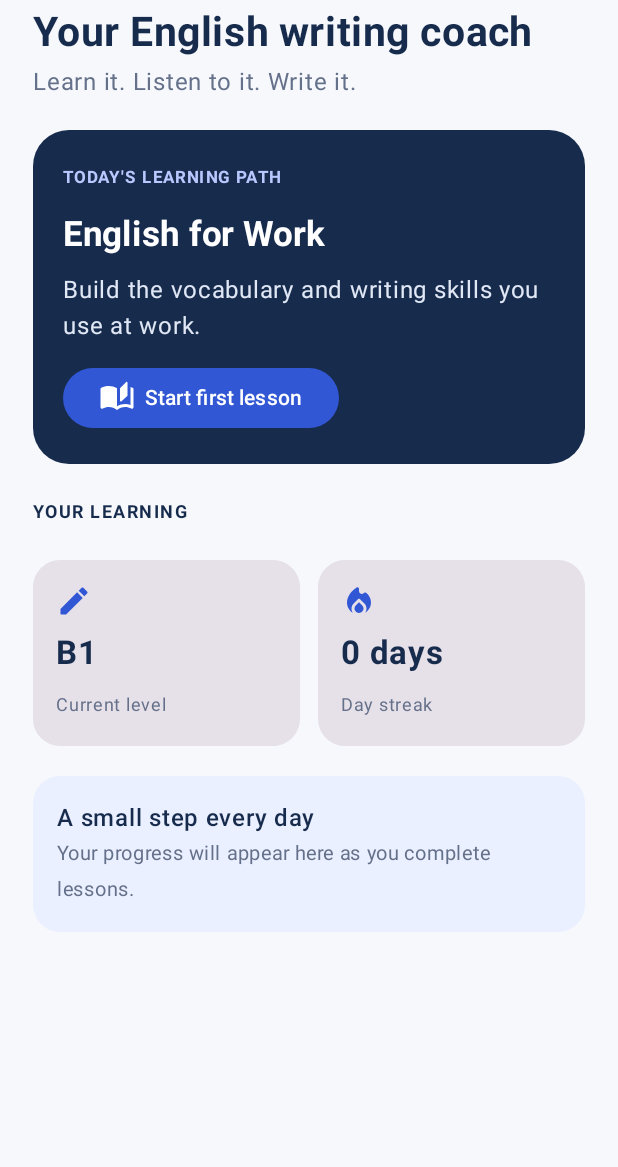
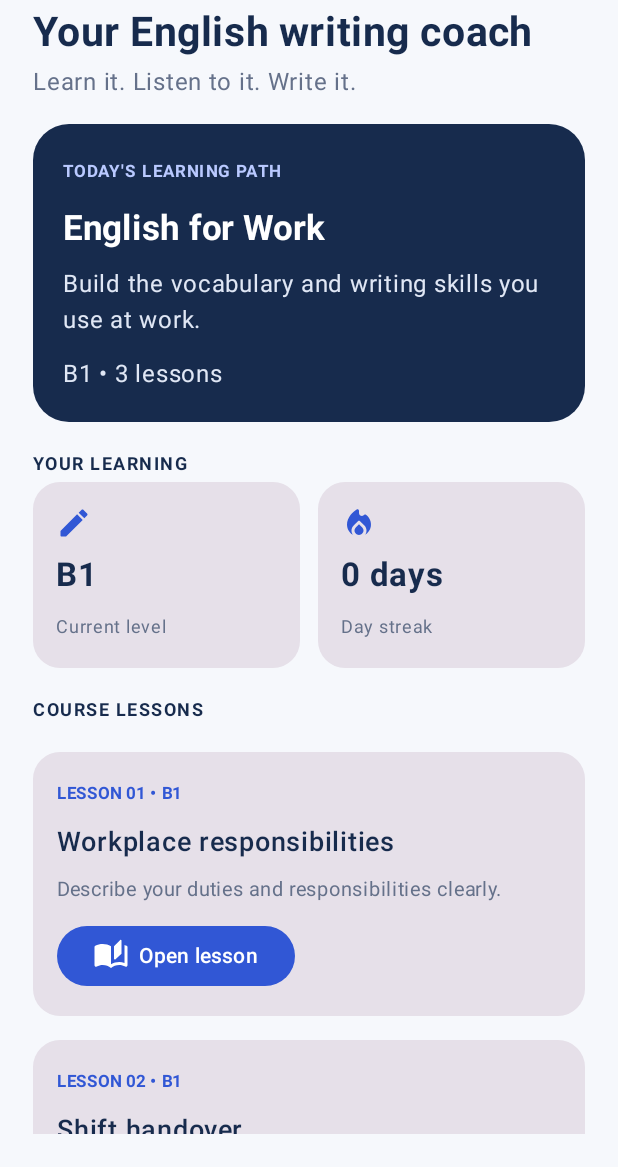
Before and after one commit to alrussihack-cmyk/writeright, an Android app built with Jetpack Compose: the screen it shows after launch (MainActivity), on a phone screen of 412 x 824 dp, the part 69-1236 px from its top. Run offline under Robolectric (Android 15) with nearby library versions, the phone set to English and light mode, and no system bars; our stand-ins replace Room's generated code.

Commit message:
Implement Phase 2 Room database and B1 workplace curriculum

```diff
--- a/app/src/main/java/com/writeright/ai/MainActivity.kt
+++ b/app/src/main/java/com/writeright/ai/MainActivity.kt
@@ -3,19 +3,27 @@ package com.writeright.ai
 import android.os.Bundle
 import androidx.activity.ComponentActivity
 import androidx.activity.compose.setContent
+import androidx.lifecycle.lifecycleScope
 import androidx.compose.material3.Surface
 import androidx.compose.runtime.Composable
 import androidx.navigation.compose.rememberNavController
 import com.writeright.ai.core.design.WriteRightTheme
 import com.writeright.ai.core.navigation.AppNavHost
+import com.writeright.ai.data.AppDatabaseProvider
+import kotlinx.coroutines.Dispatchers
+import kotlinx.coroutines.launch
+import kotlinx.coroutines.withContext
 
 class MainActivity : ComponentActivity() {
     override fun onCreate(savedInstanceState: Bundle?) {
         super.onCreate(savedInstanceState)
-        setContent {
-            WriteRightTheme {
-                Surface {
-                    WriteRightApp()
+        lifecycleScope.launch {
+            val repository = withContext(Dispatchers.IO) {
+                AppDatabaseProvider.repository(applicationContext).also { it.initialize() }
+            }
+            setContent {
+                WriteRightTheme {
+                    Surface { WriteRightApp(repository) }
                 }
             }
         }
@@ -23,7 +31,7 @@ class MainActivity : ComponentActivity() {
 }
 
 @Composable
-private fun WriteRightApp() {
+private fun WriteRightApp(repository: com.writeright.ai.data.repository.CourseRepository) {
     val navController = rememberNavController()
-    AppNavHost(navController = navController)
+    AppNavHost(navController = navController, repository = repository)
 }
--- a/app/src/main/java/com/writeright/ai/core/navigation/AppNavHost.kt
+++ b/app/src/main/java/com/writeright/ai/core/navigation/AppNavHost.kt
@@ -2,19 +2,28 @@ package com.writeright.ai.core.navigation
 
 import androidx.compose.runtime.Composable
 import androidx.navigation.NavHostController
+import androidx.navigation.NavType
 import androidx.navigation.compose.NavHost
 import androidx.navigation.compose.composable
+import androidx.navigation.navArgument
+import com.writeright.ai.data.repository.CourseRepository
 import com.writeright.ai.feature.dashboard.DashboardScreen
 import com.writeright.ai.feature.lessons.LessonPreviewScreen
 
 @Composable
-fun AppNavHost(navController: NavHostController) {
+fun AppNavHost(navController: NavHostController, repository: CourseRepository) {
     NavHost(navController = navController, startDestination = Routes.DASHBOARD) {
         composable(Routes.DASHBOARD) {
-            DashboardScreen(onStartLesson = { navController.navigate(Routes.LESSON) })
+            DashboardScreen(repository = repository, onStartLesson = { lessonId ->
+                navController.navigate("lesson/$lessonId")
+            })
         }
-        composable(Routes.LESSON) {
-            LessonPreviewScreen(onBack = { navController.popBackStack() })
+        composable(
+            route = "lesson/{lessonId}",
+            arguments = listOf(navArgument("lessonId") { type = NavType.StringType })
+        ) { entry ->
+            val lessonId = entry.arguments?.getString("lessonId").orEmpty()
+            LessonPreviewScreen(lessonId, repository) { navController.popBackStack() }
         }
     }
 }
--- /dev/null
+++ b/app/src/main/java/com/writeright/ai/data/AppDatabaseProvider.kt
@@ -0,0 +1,10 @@
+package com.writeright.ai.data
+
+import android.content.Context
+import com.writeright.ai.data.local.WriteRightDatabase
+import com.writeright.ai.data.repository.CourseRepository
+
+object AppDatabaseProvider {
+    fun repository(context: Context): CourseRepository =
+        CourseRepository(WriteRightDatabase.getInstance(context).writeRightDao())
+}
--- /dev/null
+++ b/app/src/main/java/com/writeright/ai/data/local/WriteRightDao.kt
@@ -0,0 +1,53 @@
+package com.writeright.ai.data.local
+
+import androidx.room.Dao
+import androidx.room.Insert
+import androidx.room.OnConflictStrategy
+import androidx.room.Query
+import com.writeright.ai.data.local.entity.*
+import kotlinx.coroutines.flow.Flow
+
+@Dao
+interface WriteRightDao {
+    @Insert(onConflict = OnConflictStrategy.IGNORE)
+    suspend fun insertCourse(course: CourseEntity)
+
+    @Insert(onConflict = OnConflictStrategy.IGNORE)
+    suspend fun insertLessons(items: List<LessonEntity>)
+
+    @Insert(onConflict = OnConflictStrategy.IGNORE)
+    suspend fun insertVocabulary(items: List<VocabularyEntity>)
+
+    @Insert(onConflict = OnConflictStrategy.IGNORE)
+    suspend fun insertExercises(items: List<ExerciseEntity>)
+
+    @Insert
+    suspend fun insertAttempt(attempt: AttemptEntity)
+
+    @Insert(onConflict = OnConflictStrategy.REPLACE)
+    suspend fun saveProgress(progress: LearningProgressEntity)
+
+    @Query("SELECT * FROM courses WHERE isActive = 1 LIMIT 1")
+    fun observeActiveCourse(): Flow<CourseEntity?>
+
+    @Query("SELECT * FROM lessons WHERE courseId = :courseId ORDER BY orderIndex")
+    fun observeLessons(courseId: String): Flow<List<LessonEntity>>
+
+    @Query("SELECT * FROM lessons WHERE id = :lessonId LIMIT 1")
+    suspend fun getLesson(lessonId: String): LessonEntity?
+
+    @Query("SELECT * FROM lessons WHERE courseId = :courseId ORDER BY orderIndex LIMIT 1")
+    suspend fun getFirstLesson(courseId: String): LessonEntity?
+
+    @Query("SELECT * FROM vocabulary WHERE lessonId = :lessonId ORDER BY word")
+    fun observeVocabulary(lessonId: String): Flow<List<VocabularyEntity>>
+
+    @Query("SELECT * FROM exercises WHERE lessonId = :lessonId ORDER BY orderIndex")
+    fun observeExercises(lessonId: String): Flow<List<ExerciseEntity>>
+
+    @Query("SELECT * FROM learning_progress WHERE contentId = :contentId LIMIT 1")
+    suspend fun getProgress(contentId: String): LearningProgressEntity?
+
+    @Query("SELECT COUNT(*) FROM lessons")
+    suspend fun lessonCount(): Int
+}
--- /dev/null
+++ b/app/src/main/java/com/writeright/ai/data/local/WriteRightDatabase.kt
@@ -0,0 +1,36 @@
+package com.writeright.ai.data.local
+
+import android.content.Context
+import androidx.room.Database
+import androidx.room.Room
+import androidx.room.RoomDatabase
+import com.writeright.ai.data.local.entity.*
+
+@Database(
+    entities = [
+        CourseEntity::class,
+        LessonEntity::class,
+        VocabularyEntity::class,
+        ExerciseEntity::class,
+        AttemptEntity::class,
+        LearningProgressEntity::class
+    ],
+    version = 1,
+    exportSchema = false
+)
+abstract class WriteRightDatabase : RoomDatabase() {
+    abstract fun writeRightDao(): WriteRightDao
+
+    companion object {
+        @Volatile private var INSTANCE: WriteRightDatabase? = null
+
+        fun getInstance(context: Context): WriteRightDatabase =
+            INSTANCE ?: synchronized(this) {
+                INSTANCE ?: Room.databaseBuilder(
+                    context.applicationContext,
+                    WriteRightDatabase::class.java,
+                    "writeright.db"
+                ).build().also { INSTANCE = it }
+            }
+    }
+}
--- /dev/null
+++ b/app/src/main/java/com/writeright/ai/data/local/entity/CourseEntity.kt
@@ -0,0 +1,14 @@
+package com.writeright.ai.data.local.entity
+
+import androidx.room.Entity
+import androidx.room.PrimaryKey
+
+@Entity(tableName = "courses")
+data class CourseEntity(
+    @PrimaryKey val id: String,
+    val title: String,
+    val description: String,
+    val language: String = "English",
+    val level: String = "B1",
+    val isActive: Boolean = true
+)
--- /dev/null
+++ b/app/src/main/java/com/writeright/ai/data/local/entity/ExerciseEntity.kt
@@ -0,0 +1,26 @@
+package com.writeright.ai.data.local.entity
+
+import androidx.room.Entity
+import androidx.room.ForeignKey
+import androidx.room.Index
+import androidx.room.PrimaryKey
+
+@Entity(
+    tableName = "exercises",
+    foreignKeys = [ForeignKey(
+        entity = LessonEntity::class,
+        parentColumns = ["id"],
+        childColumns = ["lessonId"],
+        onDelete = ForeignKey.CASCADE
+    )],
+    indices = [Index("lessonId")]
+)
+data class ExerciseEntity(
+    @PrimaryKey val id: String,
+    val lessonId: String,
+    val orderIndex: Int,
+    val instructionArabic: String,
+    val promptEnglish: String,
+    val expectedAnswer: String,
+    val exerciseType: String = "WRITE_WORD"
+)
--- /dev/null
+++ b/app/src/main/java/com/writeright/ai/data/local/entity/LessonEntity.kt
@@ -0,0 +1,27 @@
+package com.writeright.ai.data.local.entity
+
+import androidx.room.Entity
+import androidx.room.ForeignKey
+import androidx.room.Index
+import androidx.room.PrimaryKey
+
+@Entity(
+    tableName = "lessons",
+    foreignKeys = [ForeignKey(
+        entity = CourseEntity::class,
+        parentColumns = ["id"],
+        childColumns = ["courseId"],
+        onDelete = ForeignKey.CASCADE
+    )],
+    indices = [Index("courseId")]
+)
+data class LessonEntity(
+    @PrimaryKey val id: String,
+    val courseId: String,
+    val orderIndex: Int,
+    val title: String,
+    val objective: String,
+    val explanationArabic: String,
+    val grammarTip: String,
+    val estimatedMinutes: Int = 10
+)
--- /dev/null
+++ b/app/src/main/java/com/writeright/ai/data/local/entity/VocabularyEntity.kt
@@ -0,0 +1,26 @@
+package com.writeright.ai.data.local.entity
+
+import androidx.room.Entity
+import androidx.room.ForeignKey
+import androidx.room.Index
+import androidx.room.PrimaryKey
+
+@Entity(
+    tableName = "vocabulary",
+    foreignKeys = [ForeignKey(
+        entity = LessonEntity::class,
+        parentColumns = ["id"],
+        childColumns = ["lessonId"],
+        onDelete = ForeignKey.CASCADE
+    )],
+    indices = [Index("lessonId"), Index("word")]
+)
+data class VocabularyEntity(
+    @PrimaryKey val id: String,
+    val lessonId: String,
+    val word: String,
+    val meaningArabic: String,
+    val pronunciation: String,
+    val example: String,
+    val exampleMeaningArabic: String
+)
--- /dev/null
+++ b/app/src/main/java/com/writeright/ai/data/seed/B1CurriculumSeeder.kt
@@ -0,0 +1,81 @@
+package com.writeright.ai.data.seed
+
+import com.writeright.ai.data.local.WriteRightDao
+import com.writeright.ai.data.local.entity.*
+
+object B1CurriculumSeeder {
+    suspend fun seedIfEmpty(dao: WriteRightDao) {
+        if (dao.lessonCount() > 0) return
+
+        dao.insertCourse(
+            CourseEntity(
+                id = "english-for-work-b1",
+                title = "English for Work",
+                description = "Practical English writing and vocabulary for everyday workplace communication."
+            )
+        )
+
+        dao.insertLessons(
+            listOf(
+                LessonEntity(
+                    id = "b1-workplace-responsibilities",
+                    courseId = "english-for-work-b1",
+                    orderIndex = 1,
+                    title = "Workplace responsibilities",
+                    objective = "Describe your duties and responsibilities clearly.",
+                    explanationArabic = "في الدرس ده هتتعلم تتكلم عن مسؤولياتك في الشغل وتكتب جمل واضحة عن مهامك.",
+                    grammarTip = "Use responsible for + noun or verb ending in -ing.",
+                    estimatedMinutes = 12
+                ),
+                LessonEntity(
+                    id = "b1-shift-handover",
+                    courseId = "english-for-work-b1",
+                    orderIndex = 2,
+                    title = "Shift handover",
+                    objective = "Write a clear handover note for the next shift.",
+                    explanationArabic = "هتتعلم تسلّم الشيفت وتكتب الملاحظات المهمة للفريق اللي بعدك.",
+                    grammarTip = "Use the past simple for completed events and present simple for current status.",
+                    estimatedMinutes = 15
+                ),
+                LessonEntity(
+                    id = "b1-reporting-maintenance",
+                    courseId = "english-for-work-b1",
+                    orderIndex = 3,
+                    title = "Reporting a maintenance issue",
+                    objective = "Describe a problem, its location and the action required.",
+                    explanationArabic = "هتتعلم توصف عطل أو مشكلة صيانة وتحدد مكانها والإجراء المطلوب.",
+                    grammarTip = "Use there is/there are to report a problem and should/needs to for recommendations.",
+                    estimatedMinutes = 15
+                )
+            )
+        )
+
+        dao.insertVocabulary(
+            listOf(
+                VocabularyEntity("v-responsible", "b1-workplace-responsibilities", "responsible", "مسؤول", "ri-SPON-suh-buhl", "I am responsible for supervising the team.", "أنا مسؤول عن الإشراف على الفريق."),
+                VocabularyEntity("v-supervise", "b1-workplace-responsibilities", "supervise", "يشرف على", "SOO-per-vize", "I supervise the lifeguard team.", "أنا أشرف على فريق المنقذين."),
+                VocabularyEntity("v-assigned", "b1-workplace-responsibilities", "assigned", "مكلّف / تم تكليفه", "uh-SIGNED", "Each employee is assigned a daily task.", "يتم تكليف كل موظف بمهمة يومية."),
+                VocabularyEntity("v-ensure", "b1-workplace-responsibilities", "ensure", "يتأكد من / يضمن", "en-SHOOR", "We ensure that safety rules are followed.", "نتأكد من اتباع قواعد السلامة."),
+                VocabularyEntity("v-coordinate", "b1-workplace-responsibilities", "coordinate", "ينسّق", "koh-OR-dih-nayt", "I coordinate daily activities with the team.", "أنسق الأنشطة اليومية مع الفريق."),
+                VocabularyEntity("v-handover", "b1-shift-handover", "handover", "تسليم الشيفت", "HAND-oh-ver", "Please read the handover before starting your shift.", "من فضلك اقرأ تسليم الشيفت قبل بدء عملك."),
+                VocabularyEntity("v-equipment", "b1-shift-handover", "equipment", "معدات", "ih-KWIP-ment", "The pool equipment is working properly.", "معدات حمام السباحة تعمل بشكل سليم."),
+                VocabularyEntity("v-incident", "b1-shift-handover", "incident", "واقعة / حادث", "IN-sih-dent", "There was a minor incident near the main pool.", "حدثت واقعة بسيطة بالقرب من حمام السباحة الرئيسي."),
+                VocabularyEntity("v-maintenance", "b1-reporting-maintenance", "maintenance", "صيانة", "MAYN-tuh-nuhns", "The pool is closed for maintenance.", "حمام السباحة مغلق للصيانة."),
+                VocabularyEntity("v-repair", "b1-reporting-maintenance", "repair", "إصلاح", "ri-PAIR", "The technician will repair the pump.", "سيقوم الفني بإصلاح المضخة."),
+                VocabularyEntity("v-leak", "b1-reporting-maintenance", "leak", "تسرّب", "LEEK", "There is a water leak near the shower area.", "يوجد تسرب مياه بالقرب من منطقة الدش."),
+                VocabularyEntity("v-inspection", "b1-reporting-maintenance", "inspection", "فحص / معاينة", "in-SPEK-shun", "The daily inspection is completed.", "تم الانتهاء من الفحص اليومي.")
+            )
+        )
+
+        dao.insertExercises(
+            listOf(
+                ExerciseEntity("ex-responsible-1", "b1-workplace-responsibilities", 1, "اكتب الكلمة الإنجليزية التي تعني «مسؤول».", "مسؤول", "responsible"),
+                ExerciseEntity("ex-responsible-2", "b1-workplace-responsibilities", 2, "أكمل الجملة بالكلمة المناسبة.", "I am responsible for _____ the team.", "supervising", "WRITE_SENTENCE"),
+                ExerciseEntity("ex-handover-1", "b1-shift-handover", 1, "اكتب المصطلح الذي يعني «تسليم الشيفت».", "تسليم الشيفت", "handover"),
+                ExerciseEntity("ex-handover-2", "b1-shift-handover", 2, "اكتب جملة قصيرة عن حالة المعدات.", "The pool equipment is working properly.", "The pool equipment is working properly.", "WRITE_SENTENCE"),
+                ExerciseEntity("ex-maintenance-1", "b1-reporting-maintenance", 1, "اكتب الكلمة التي تعني «صيانة».", "صيانة", "maintenance"),
+                ExerciseEntity("ex-maintenance-2", "b1-reporting-maintenance", 2, "اكتب جملة للإبلاغ عن تسرب مياه.", "There is a water leak near the shower area.", "There is a water leak near the shower area.", "WRITE_SENTENCE")
+            )
+        )
+    }
+}
--- a/app/src/main/java/com/writeright/ai/feature/dashboard/DashboardScreen.kt
+++ b/app/src/main/java/com/writeright/ai/feature/dashboard/DashboardScreen.kt
@@ -8,6 +8,8 @@ import androidx.compose.foundation.layout.fillMaxSize
 import androidx.compose.foundation.layout.fillMaxWidth
 import androidx.compose.foundation.layout.padding
 import androidx.compose.foundation.shape.RoundedCornerShape
+import androidx.compose.foundation.lazy.LazyColumn
+import androidx.compose.foundation.lazy.items
 import androidx.compose.material.icons.Icons
 import androidx.compose.material.icons.rounded.AutoStories
 import androidx.compose.material.icons.rounded.Edit
@@ -20,6 +22,8 @@ import androidx.compose.material3.MaterialTheme
 import androidx.compose.material3.Surface
 import androidx.compose.material3.Text
 import androidx.compose.runtime.Composable
+import androidx.compose.runtime.collectAsState
+import androidx.compose.runtime.getValue
 import androidx.compose.ui.Alignment
 import androidx.compose.ui.Modifier
 import androidx.compose.ui.graphics.Color
@@ -29,21 +33,25 @@ import androidx.compose.ui.unit.sp
 import com.writeright.ai.core.design.PageBackground
 import com.writeright.ai.core.design.SoftBlue
 import com.writeright.ai.core.design.TextSecondary
+import com.writeright.ai.data.repository.CourseRepository
 
 @Composable
-fun DashboardScreen(onStartLesson: () -> Unit) {
+fun DashboardScreen(repository: CourseRepository, onStartLesson: (String) -> Unit) {
+    val lessons by repository.observeLessons("english-for-work-b1").collectAsState(initial = emptyList())
     Surface(modifier = Modifier.fillMaxSize(), color = PageBackground) {
-        Column(
+        LazyColumn(
             modifier = Modifier.fillMaxSize().padding(22.dp),
-            verticalArrangement = Arrangement.spacedBy(20.dp)
+            verticalArrangement = Arrangement.spacedBy(16.dp)
         ) {
+            item {
                 Column(verticalArrangement = Arrangement.spacedBy(5.dp)) {
                     Text("WRITERIGHT AI", color = MaterialTheme.colorScheme.primary,
                         fontSize = 12.sp, fontWeight = FontWeight.Bold, letterSpacing = 2.sp)
                     Text("Your English writing coach", fontSize = 27.sp, fontWeight = FontWeight.Bold)
                     Text("Learn it. Listen to it. Write it.", color = TextSecondary)
                 }
-
+            }
+            item {
                 Card(
                     colors = CardDefaults.cardColors(containerColor = Color(0xFF172B4D)),
                     shape = RoundedCornerShape(24.dp),
@@ -55,27 +63,42 @@ fun DashboardScreen(onStartLesson: () -> Unit) {
                         Text("English for Work", color = Color.White, fontSize = 23.sp, fontWeight = FontWeight.Bold)
                         Text("Build the vocabulary and writing skills you use at work.",
                             color = Color(0xFFE0E7F5))
-                    Button(onClick = onStartLesson) {
-                        Icon(Icons.Rounded.AutoStories, contentDescription = null)
-                        Spacer(Modifier.padding(3.dp))
-                        Text("Start first lesson")
+                        Text("B1 • ${lessons.size} lessons", color = Color(0xFFE0E7F5))
                     }
                 }
             }
-
+            item {
                 Text("YOUR LEARNING", fontWeight = FontWeight.Bold, letterSpacing = 1.sp, fontSize = 12.sp)
                 Row(horizontalArrangement = Arrangement.spacedBy(12.dp)) {
                     MetricCard("Current level", "B1", Icons.Rounded.Edit, Modifier.weight(1f))
                     MetricCard("Day streak", "0 days", Icons.Rounded.LocalFireDepartment, Modifier.weight(1f))
                 }
-
+            }
+            item { Text("COURSE LESSONS", fontWeight = FontWeight.Bold, letterSpacing = 1.sp, fontSize = 12.sp) }
+            items(lessons, key = { it.id }) { lesson ->
+                Card(shape = RoundedCornerShape(18.dp), modifier = Modifier.fillMaxWidth()) {
+                    Column(Modifier.padding(16.dp), verticalArrangement = Arrangement.spacedBy(8.dp)) {
+                        Text("LESSON ${lesson.orderIndex.toString().padStart(2, '0')} • B1",
+                            color = MaterialTheme.colorScheme.primary, fontSize = 11.sp, fontWeight = FontWeight.Bold)
+                        Text(lesson.title, fontSize = 18.sp, fontWeight = FontWeight.SemiBold)
+                        Text(lesson.objective, color = TextSecondary, fontSize = 13.sp)
+                        Button(onClick = { onStartLesson(lesson.id) }) {
+                            Icon(Icons.Rounded.AutoStories, contentDescription = null)
+                            Spacer(Modifier.padding(3.dp))
+                            Text("Open lesson")
+                        }
+                    }
+                }
+            }
+            item {
                 Card(colors = CardDefaults.cardColors(containerColor = SoftBlue),
                     shape = RoundedCornerShape(18.dp)) {
                     Row(Modifier.fillMaxWidth().padding(16.dp), verticalAlignment = Alignment.CenterVertically) {
                         Column(Modifier.weight(1f)) {
                             Text("A small step every day", fontWeight = FontWeight.SemiBold)
-                        Text("Your progress will appear here as you complete lessons.",
+                            Text("Your course and lessons are saved on this device.",
                                 color = TextSecondary, fontSize = 13.sp)
+                        }
                     }
                 }
             }
--- a/build.gradle.kts
+++ b/build.gradle.kts
@@ -1,4 +1,5 @@
 plugins {
     id("com.android.application") version "8.13.2" apply false
     id("org.jetbrains.kotlin.plugin.compose") version "2.2.21" apply false
+    id("com.google.devtools.ksp") version "2.2.21-2.0.4" apply false
 }
```
Also changed, not shown: app/build.gradle.kts (+8 -2 lines), app/src/main/java/com/writeright/ai/data/local/entity/AttemptEntity.kt (added, +15 -0 lines), app/src/main/java/com/writeright/ai/data/local/entity/LearningProgressEntity.kt (added, +15 -0 lines), app/src/main/java/com/writeright/ai/data/repository/CourseRepository.kt (added, +42 -0 lines), app/src/main/java/com/writeright/ai/feature/lessons/LessonPreviewScreen.kt (+45 -22 lines), 1 other file. Lines whose indentation alone changed are shown as unchanged.
